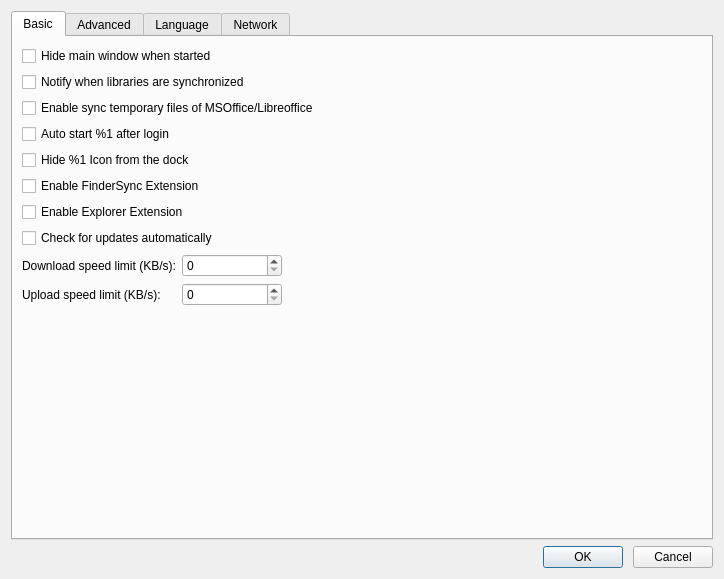
This is ui/settings-dialog.ui in haiwen/seafile-client as Qt 5 draws it before an edit. The edited form follows.
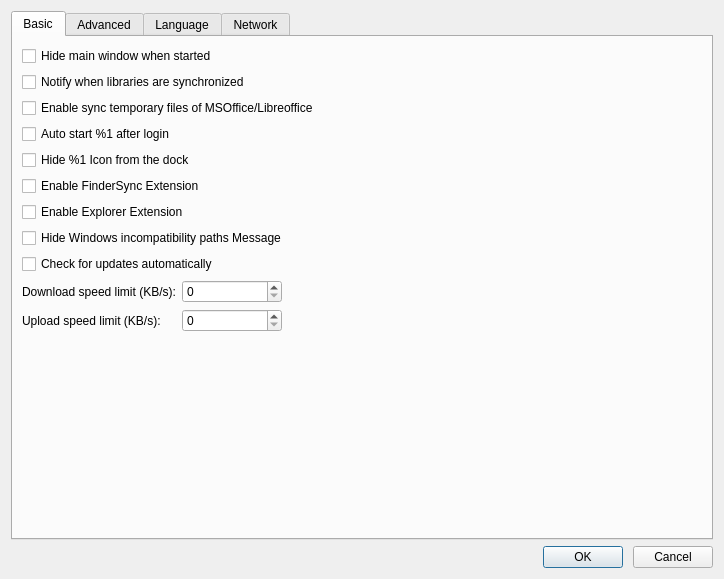
This is the edited form.

Patch:
```diff
--- a/ui/settings-dialog.ui
+++ b/ui/settings-dialog.ui
@@ -73,6 +73,13 @@
          </property>
         </widget>
        </item>
+       <item>
+        <widget class="QCheckBox" name="mHideWindowsIncompatibilityCheckBox">
+         <property name="text">
+          <string>Hide Windows incompatibility paths Message</string>
+         </property>
+        </widget>
+       </item>
        <item>
         <widget class="QCheckBox" name="mCheckLatestVersionBox">
          <property name="text">
```
